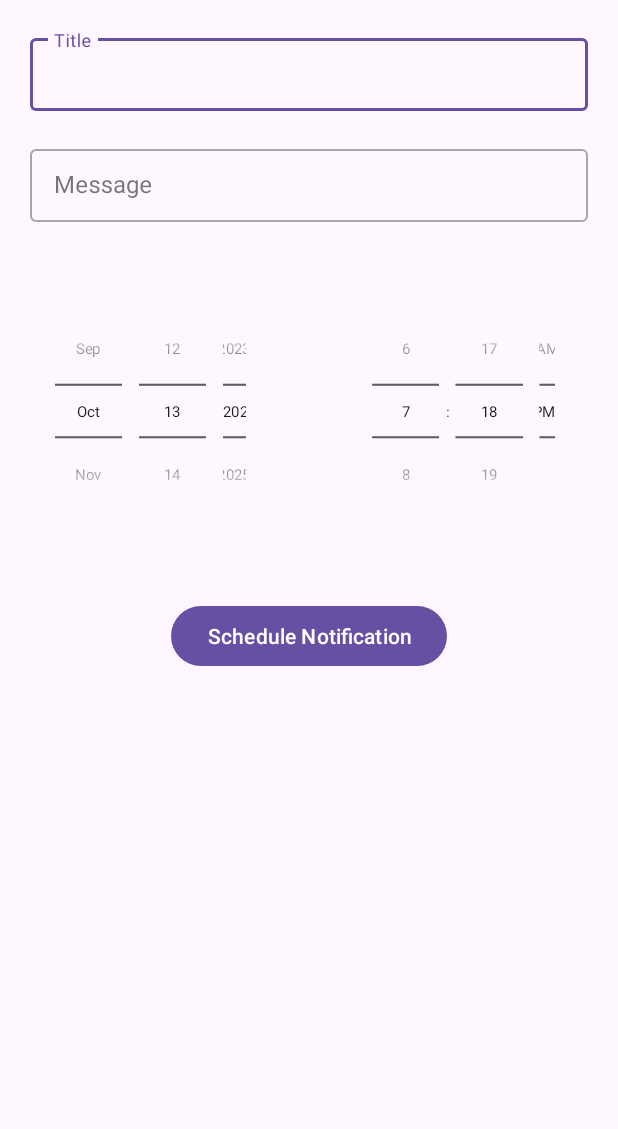
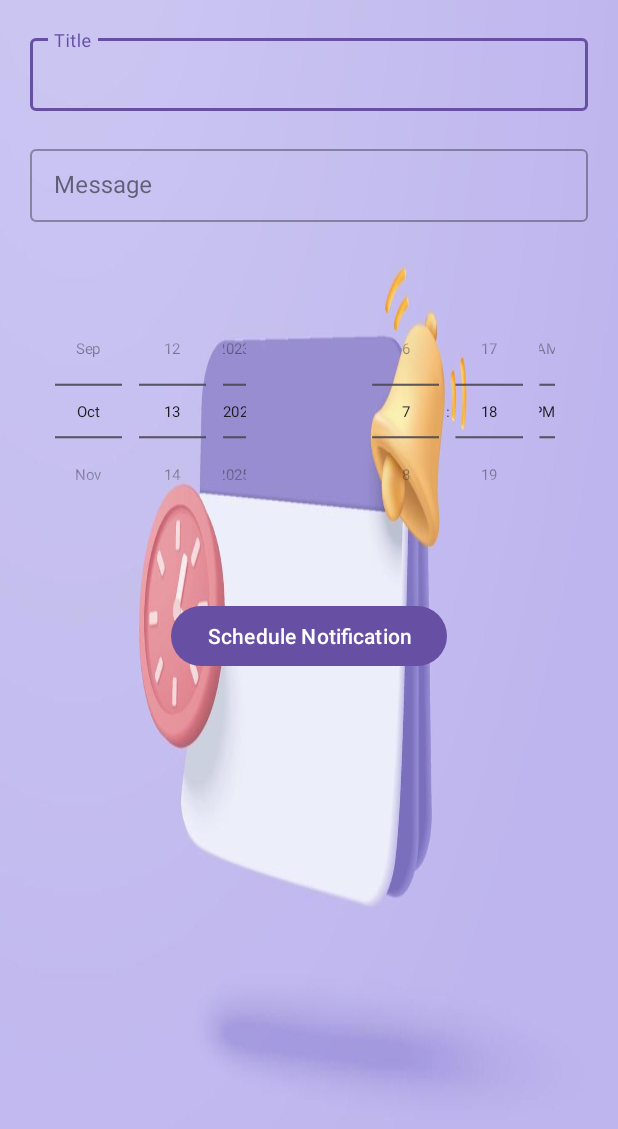
Before and after one commit to chanukananayakkara/ToDo_App, an Android app: the NotificationsActivity screen opened directly, with no data from a screen before it, on a phone screen of 412 x 824 dp. Shown: the top 1129 px of the screen. Run offline under Robolectric (Android 15) with nearby library versions, the phone set to English and light mode, and no system bars.

Commit message:
add a background image for the notification component

```diff
--- a/app/src/main/res/layout/activity_notifications.xml
+++ b/app/src/main/res/layout/activity_notifications.xml
@@ -7,7 +7,8 @@
     android:layout_width="match_parent"
     android:layout_height="match_parent"
     android:orientation="vertical"
-    tools:context=".NotificationsActivity">
+    tools:context=".NotificationsActivity"
+    android:background="@drawable/background_notification_image">
 
     <com.google.android.material.textfield.TextInputLayout
         android:layout_width="match_parent"
@@ -49,15 +50,14 @@
         <DatePicker
             android:id="@+id/datePicker"
             android:layout_width="0dp"
+            android:layout_height="wrap_content"
+            android:layout_gravity="center"
+            android:layout_marginHorizontal="-30dp"
             android:layout_weight="1"
-            android:layout_height="wrap_content"
+            android:calendarViewShown="false"
             android:datePickerMode="spinner"
-            android:calendarViewShown="false"
-            android:layout_gravity="center"
-            android:scaleY="0.7"
             android:scaleX="0.7"
-            android:layout_marginHorizontal="-30dp"
-            />
+            android:scaleY="0.7" />
         <TimePicker
             android:id="@+id/timePicker"
             android:layout_width="0dp"
```
Also changed, not shown: app/src/main/res/drawable/background_notification_image.jpg (added).
